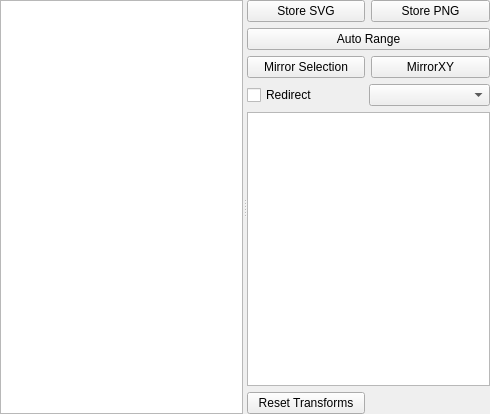
Above: canvas/CanvasTemplate.ui from pyqtgraph/pyqtgraph before the change. Below: the same form after it.
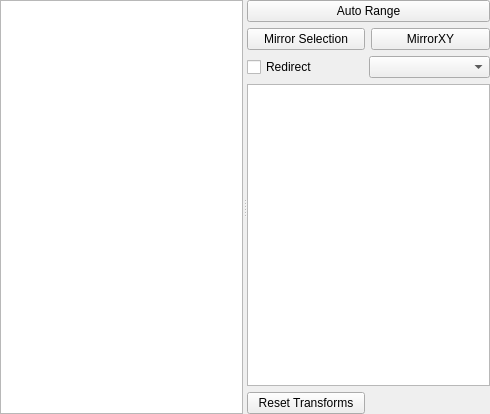
That is the form after the change. Custom widgets are drawn as their Qt base class.

The edit to the form file:
```diff
--- a/canvas/CanvasTemplate.ui
+++ b/canvas/CanvasTemplate.ui
@@ -28,21 +28,7 @@
      <widget class="GraphicsView" name="view"/>
      <widget class="QWidget" name="layoutWidget">
       <layout class="QGridLayout" name="gridLayout_2">
-       <item row="1" column="0">
-        <widget class="QPushButton" name="storeSvgBtn">
-         <property name="text">
-          <string>Store SVG</string>
-         </property>
-        </widget>
-       </item>
-       <item row="1" column="1">
-        <widget class="QPushButton" name="storePngBtn">
-         <property name="text">
-          <string>Store PNG</string>
-         </property>
-        </widget>
-       </item>
-       <item row="3" column="0" colspan="2">
+       <item row="2" column="0" colspan="2">
         <widget class="QPushButton" name="autoRangeBtn">
          <property name="sizePolicy">
           <sizepolicy hsizetype="Minimum" vsizetype="Fixed">
@@ -55,7 +41,7 @@
          </property>
         </widget>
        </item>
-       <item row="6" column="0" colspan="2">
+       <item row="5" column="0" colspan="2">
         <layout class="QHBoxLayout" name="horizontalLayout">
          <property name="spacing">
           <number>0</number>
@@ -75,7 +61,7 @@
          </item>
         </layout>
        </item>
-       <item row="7" column="0" colspan="2">
+       <item row="6" column="0" colspan="2">
         <widget class="TreeWidget" name="itemList">
          <property name="sizePolicy">
           <sizepolicy hsizetype="Expanding" vsizetype="Expanding">
@@ -107,14 +93,14 @@
          </property>
         </widget>
        </item>
-       <item row="4" column="0">
+       <item row="3" column="0">
         <widget class="QPushButton" name="mirrorSelectionBtn">
          <property name="text">
           <string>Mirror Selection</string>
          </property>
         </widget>
        </item>
-       <item row="4" column="1">
+       <item row="3" column="1">
         <widget class="QPushButton" name="reflectSelectionBtn">
          <property name="text">
           <string>MirrorXY</string>
```
Left out of the diff: 4 changed lines with no effect on the pictures.
